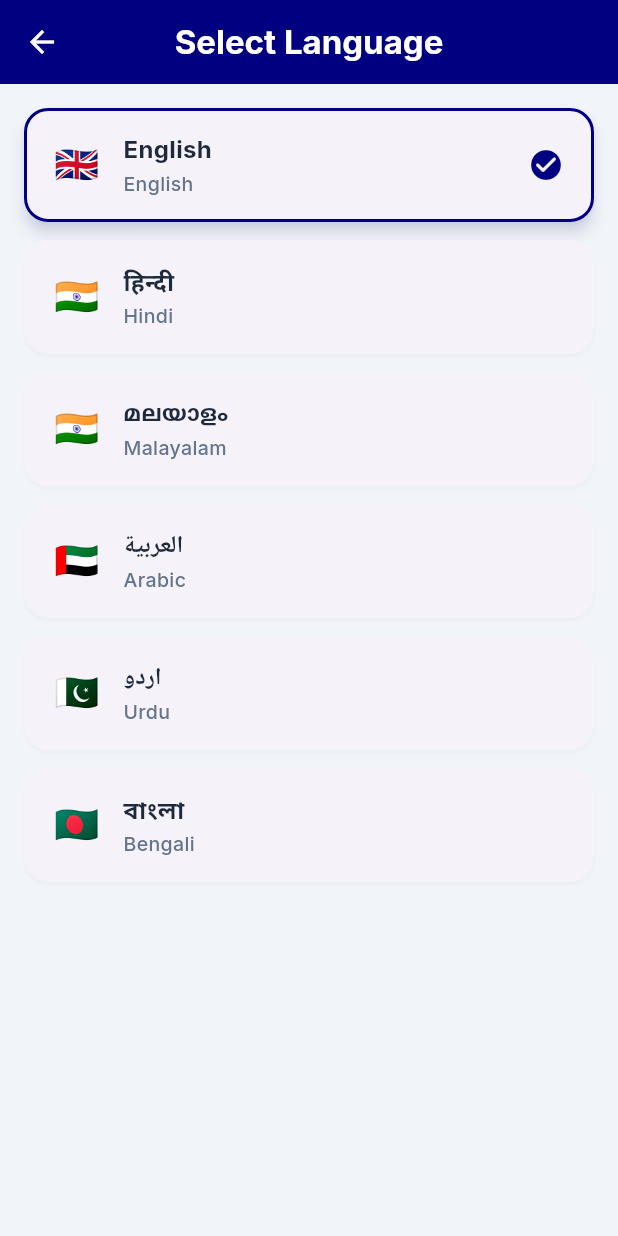
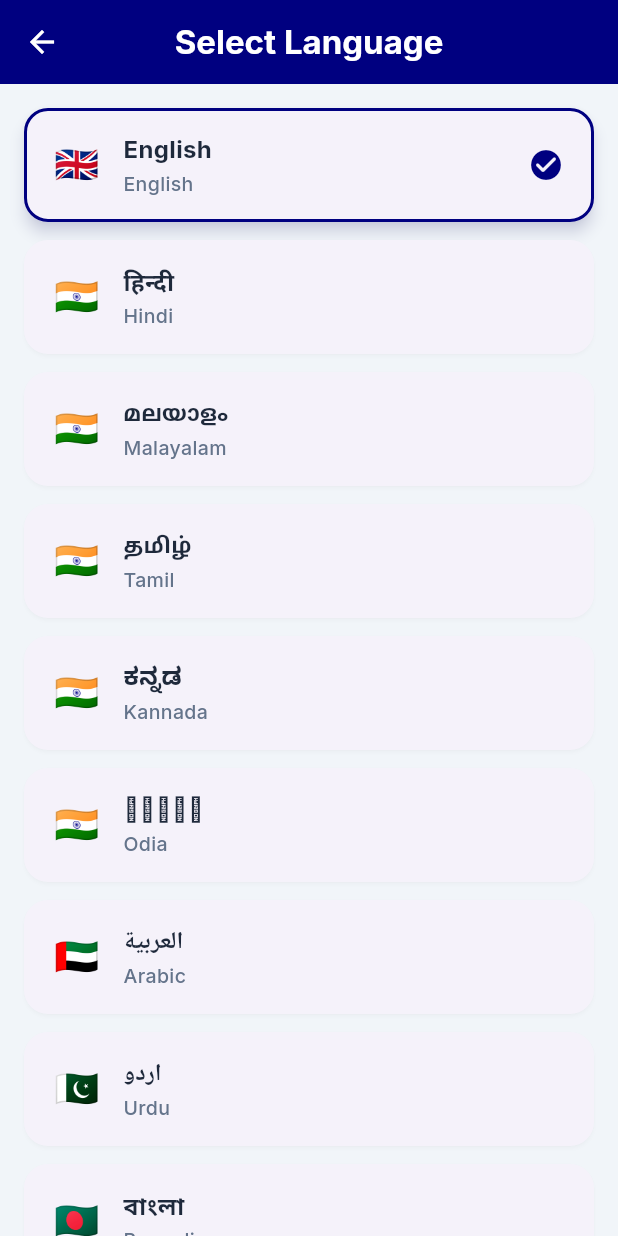
Before and after one commit to mobiz-info/wash_pilot_app, a Flutter app: the LanguageScreen screen opened directly, on a phone screen of 412 x 824 dp. Run offline on Flutter 3.47's test engine with Material 3 defaults, Android fonts, the light colour scheme and no system bars; our stand-ins replace google_fonts, intl_phone_field, pdf, printing, share_plus, shared_preferences; accounts and stored records are empty.

Commit message:
Add Tamil, Kannada, Odia languages support and add Receivables in app-side Profit Report

```diff
--- a/lib/screens/language_screen.dart
+++ b/lib/screens/language_screen.dart
@@ -28,6 +28,24 @@ class LanguageScreen extends StatelessWidget {
         'code': 'ml',
         'name': 'Malayalam',
         'nativeName': 'മലയാളം',
+        'flag': '🇮🇳',
+      },
+      {
+        'code': 'ta',
+        'name': 'Tamil',
+        'nativeName': 'தமிழ்',
+        'flag': '🇮🇳',
+      },
+      {
+        'code': 'kn',
+        'name': 'Kannada',
+        'nativeName': 'ಕನ್ನಡ',
+        'flag': '🇮🇳',
+      },
+      {
+        'code': 'or',
+        'name': 'Odia',
+        'nativeName': 'ଓଡ଼ିଆ',
         'flag': '🇮🇳',
       },
       {
@@ -78,7 +96,7 @@ class LanguageScreen extends StatelessWidget {
                 ),
                 elevation: isSelected ? 4 : 1,
                 shadowColor: isSelected
-                    ? const Color(0xFF000080).withOpacity(0.3)
+                    ? const Color(0xFF000080).withValues(alpha: 0.3)
                     : Colors.black12,
                 child: InkWell(
                   onTap: languageProvider.isLoading
@@ -147,7 +165,7 @@ class LanguageScreen extends StatelessWidget {
           if (languageProvider.isLoading)
             Positioned.fill(
               child: Container(
-                color: Colors.black.withOpacity(0.35),
+                color: Colors.black.withValues(alpha: 0.35),
                 child: Center(
                   child: Container(
                     padding: const EdgeInsets.all(24),
```
Also changed, not shown: lib/screens/reports_screen.dart (+13 -1 lines).
